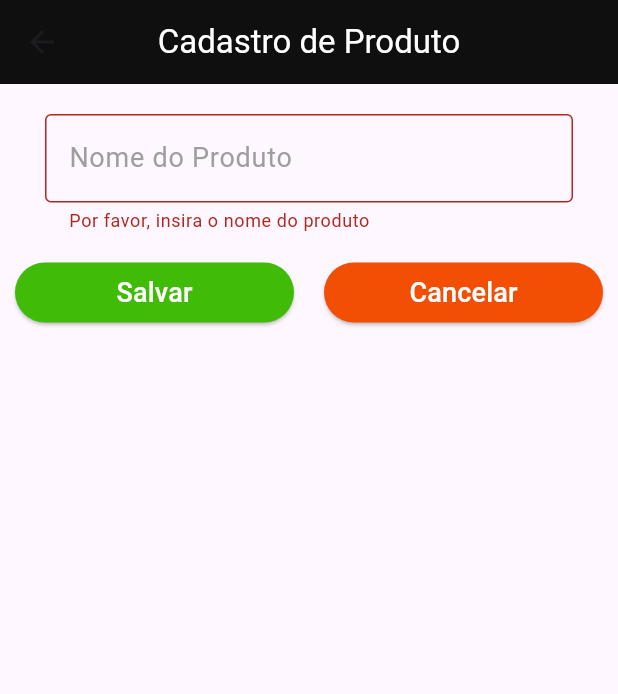
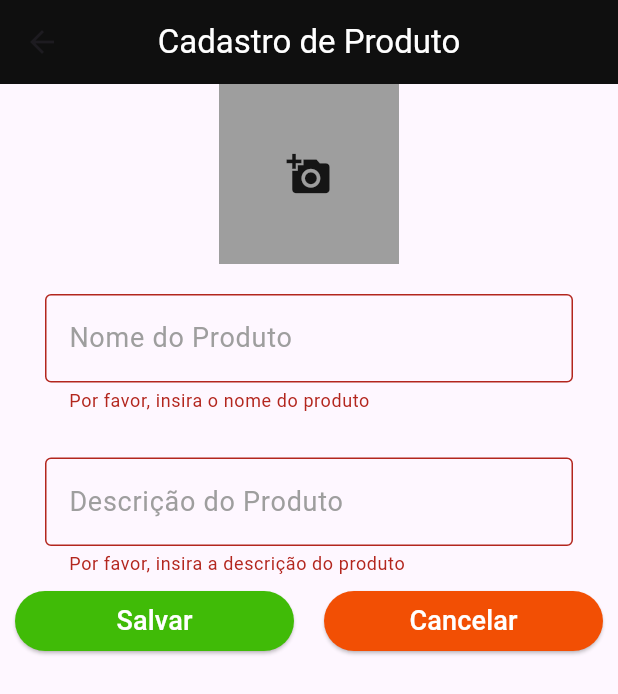
Before and after one commit to JoselioJr/Aplicativo_de_E-commerce, a Flutter app: the CadastroScreen screen opened directly, after a tap on "Salvar", on a phone screen of 412 x 824 dp. Shown: the top 694 px of the screen. Run offline on Flutter 3.47's test engine with Material 3 defaults, Android fonts, the phone set to English and light mode, and no system bars; our stand-ins replace image_picker.

Commit message:
✨ feat: Atualização da tela de cadastro de produtos
Adição do formulário de descrição do produto e da imagem do produto

```diff
--- a/ecommerce/lib/cadastro_screen.dart
+++ b/ecommerce/lib/cadastro_screen.dart
@@ -1,9 +1,20 @@
+import 'dart:io';
+
 import 'package:ecommerce/models/todo.dart';
 import 'package:flutter/material.dart';
+import 'package:flutter/foundation.dart';
+import 'package:image_picker/image_picker.dart';
 
-class CadastroScreen extends StatelessWidget {
+class CadastroScreen extends StatefulWidget {
+  @override
+  _CadastroScreenState createState() => _CadastroScreenState();
+}
+
+class _CadastroScreenState extends State<CadastroScreen> {
   final TextEditingController _textController = TextEditingController();
+  final TextEditingController _descriptionController = TextEditingController();
   final GlobalKey<FormState> _formKey = GlobalKey<FormState>();
+  File? _image;
 
   @override
   Widget build(BuildContext context) {
@@ -13,7 +24,38 @@ class CadastroScreen extends StatelessWidget {
         centerTitle: true,
         backgroundColor: Color.fromARGB(255, 15, 15, 15),
       ),
-      body: Form(
+      body: Column(
+        children: [
+          GestureDetector(
+            child: Container(
+              padding: EdgeInsets.symmetric(vertical: 20),
+              width: 120,
+              height: 120,
+              decoration: BoxDecoration(
+                shape: BoxShape.rectangle,
+                color: Colors.grey,
+                border: Border.all(
+                  color: Colors.grey,
+                  width: 1,
+                ),
+              ),
+              child: _image == null
+                  ? Icon(Icons.add_a_photo, size: 30)
+                  : (kIsWeb
+                      ? Image.network(_image!.path, fit: BoxFit.cover, errorBuilder: (context, error, stackTrace) => Icon(Icons.image_not_supported))
+                      : Image.file(_image!, fit: BoxFit.cover)),
+            ),
+            onTap: () async {
+              final ImagePicker _picker = ImagePicker();
+              final XFile? image = await _picker.pickImage(source: ImageSource.camera);
+              if (image != null) {
+                setState(() {
+                  _image = File(image.path);
+                });
+              }
+            },
+          ),
+          Form(
             key: _formKey,
             child: Column(
               children: [
@@ -21,7 +63,7 @@ class CadastroScreen extends StatelessWidget {
                   padding: EdgeInsets.symmetric(horizontal: 30, vertical: 20),
                   child: TextFormField(
                     controller: _textController,
-                style: TextStyle(fontSize: 18, color: Colors.black),
+                    style: TextStyle(fontSize: 18, color: Colors.white),
                     decoration: InputDecoration(
                       labelText: "Nome do Produto",
                       labelStyle: TextStyle(fontSize: 18, color: Colors.grey),
@@ -30,6 +72,24 @@ class CadastroScreen extends StatelessWidget {
                     validator: (value) {
                       if (value == null || value.isEmpty) {
                         return 'Por favor, insira o nome do produto';
+                      }
+                      return null;
+                    },
+                  ),
+                ),
+                Container(
+                  padding: EdgeInsets.symmetric(horizontal: 30, vertical: 10),
+                  child: TextFormField(
+                    controller: _descriptionController,
+                    style: TextStyle(fontSize: 18, color: Colors.white),
+                    decoration: InputDecoration(
+                      labelText: "Descrição do Produto",
+                      labelStyle: TextStyle(fontSize: 18, color: Colors.grey),
+                      border: OutlineInputBorder(),
+                    ),
+                    validator: (value) {
+                      if (value == null || value.isEmpty) {
+                        return 'Por favor, insira a descrição do produto';
                       }
                       return null;
                     },
@@ -44,7 +104,7 @@ class CadastroScreen extends StatelessWidget {
                         onPressed: () {
                           FocusScope.of(context).unfocus();
                           if (_formKey.currentState!.validate()) {
-                        Produto novoProduto = Produto(_textController.text);
+                            Produto novoProduto = Produto(_textController.text, descricao: _descriptionController.text, image: _image);
                             Navigator.pop(context, novoProduto);
                           }
                         },
@@ -75,6 +135,8 @@ class CadastroScreen extends StatelessWidget {
               ],
             )
           ),
+        ],
+      ),
     );
   }
 }
```
Lines whose indentation alone changed are shown as unchanged.
